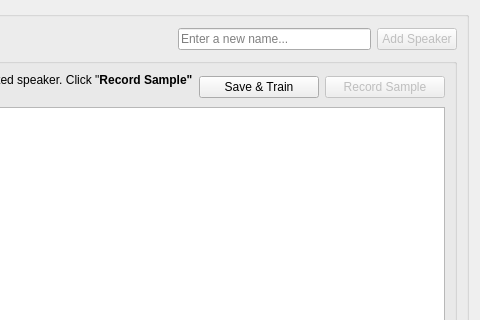
First picture: the form in ui/mainwindow.ui, repository ozancaglayan/SPID, before the edit; both pictures show x 293 to 773 and y 0 to 320 of the 773 by 420 pixel window.
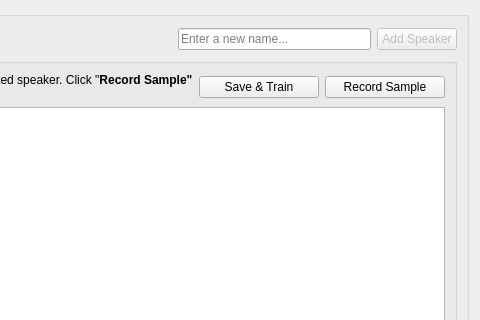
Second picture: the form after the edit. Icons and pictures are not drawn.

```diff
--- a/ui/mainwindow.ui
+++ b/ui/mainwindow.ui
@@ -20,6 +20,9 @@
   <layout class="QGridLayout" name="gridLayout_2">
    <item row="0" column="0">
     <widget class="QGroupBox" name="groupBox">
+     <property name="enabled">
+      <bool>true</bool>
+     </property>
      <property name="title">
       <string/>
      </property>
@@ -131,7 +134,7 @@
            <item>
             <widget class="QPushButton" name="pushButtonRecordSample">
              <property name="enabled">
-              <bool>false</bool>
+              <bool>true</bool>
              </property>
              <property name="text">
               <string>Record Sample</string>
```
